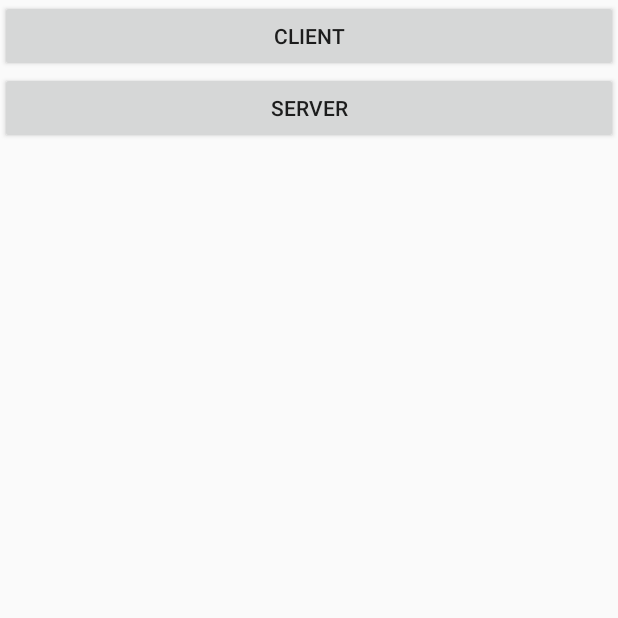
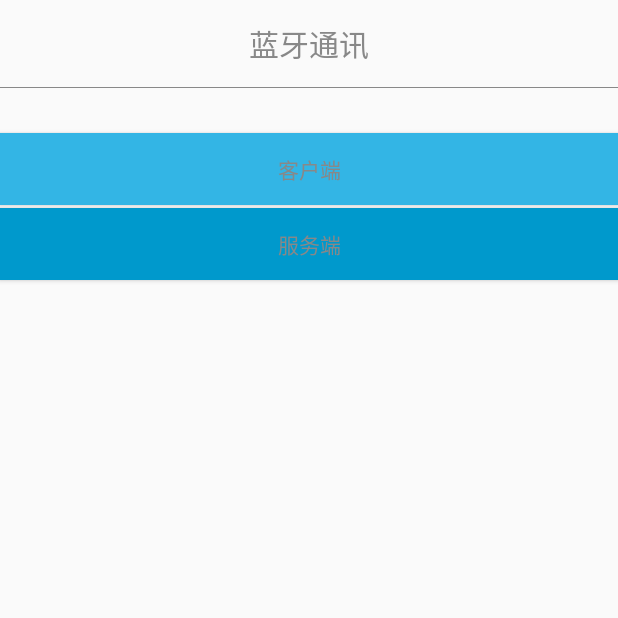
Before and after one commit to ansen360/CodeRepository, an Android app: the BluetoothChatActivity screen opened directly, with no data from a screen before it, on a phone screen of 412 x 824 dp, the top half of it. Run offline under Robolectric (Android 15) with nearby library versions, the phone set to English and light mode, and no system bars.

Commit message:
bluetooth chat

```diff
--- a/app/src/main/AndroidManifest.xml
+++ b/app/src/main/AndroidManifest.xml
@@ -155,7 +155,7 @@
         <activity android:name="com.code.activity.NotificationActivity"></activity>
         <activity android:name="com.code.activity.NotificationCustomActivity"></activity>
         <activity android:name="com.code.activity.NotificationProgressActivity"></activity>
-        <activity android:name="com.code.activity.BluetoothActivity"></activity>
+        <activity android:name="com.code.activity.BluetoothChatActivity"></activity>
         <activity android:name="com.code.activity.BluetoothServerActivity"></activity>
         <activity android:name="com.code.activity.BluetoothClientActivity"></activity>
         <activity android:name="com.code.activity.RedPacketActivity"></activity>
--- a/app/src/main/java/com/code/MainActivity.java
+++ b/app/src/main/java/com/code/MainActivity.java
@@ -9,7 +9,7 @@ import android.support.v7.app.AppCompatActivity;
 import android.view.View;
 import android.widget.FrameLayout;
 
-import com.code.activity.BluetoothActivity;
+import com.code.activity.BluetoothChatActivity;
 import com.code.activity.CameraActivity;
 import com.code.activity.DateFormatActivity;
 import com.code.activity.DialogActivity;
@@ -128,7 +128,7 @@ public class MainActivity extends AppCompatActivity {
         mFlowLayout.addView(new FlowButton(this, "Bluetooth", new View.OnClickListener() {
             @Override
             public void onClick(View v) {
-                startActivity(new Intent(mContext, BluetoothActivity.class));
+                startActivity(new Intent(mContext, BluetoothChatActivity.class));
             }
         }));
 
--- a/app/src/main/java/com/code/activity/BluetoothActivity.java
+++ b/app/src/main/java/com/code/activity/BluetoothChatActivity.java
@@ -18,7 +18,7 @@ import com.code.R;
  * @PACKAGE_NAME: com.tomorrow_p.activity
  * @Description: TODO
  */
-public class BluetoothActivity extends Activity implements View.OnClickListener {
+public class BluetoothChatActivity extends Activity implements View.OnClickListener {
 
     @Override
     protected void onCreate(Bundle savedInstanceState) {
--- a/app/src/main/res/layout/activity_bluetooth.xml
+++ b/app/src/main/res/layout/activity_bluetooth.xml
@@ -3,17 +3,35 @@
     android:layout_width="match_parent"
     android:layout_height="match_parent"
     android:orientation="vertical">
+    <TextView
+        android:layout_width="match_parent"
+        android:layout_margin="14dp"
+        android:text="蓝牙通讯"
+        android:textSize="20dp"
+        android:textColor="#888"
+        android:gravity="center"
+        android:layout_height="wrap_content" />
+    <View
+        android:layout_width="match_parent"
+        android:background="#888"
+        android:layout_height="1px"/>
 
     <Button
+        android:layout_marginTop="30dp"
         android:id="@+id/bluetooth_client"
         android:layout_width="match_parent"
+        android:background="@android:color/holo_blue_light"
+        android:textColor="#888"
         android:layout_height="wrap_content"
-        android:text="client" />
+        android:text="客户端" />
 
     <Button
+        android:layout_marginTop="2dp"
         android:id="@+id/bluetooth_server"
         android:layout_width="match_parent"
+        android:textColor="#888"
+        android:background="@android:color/holo_blue_dark"
         android:layout_height="wrap_content"
-        android:text="server" />
+        android:text="服务端" />
 
 </LinearLayout>
```
